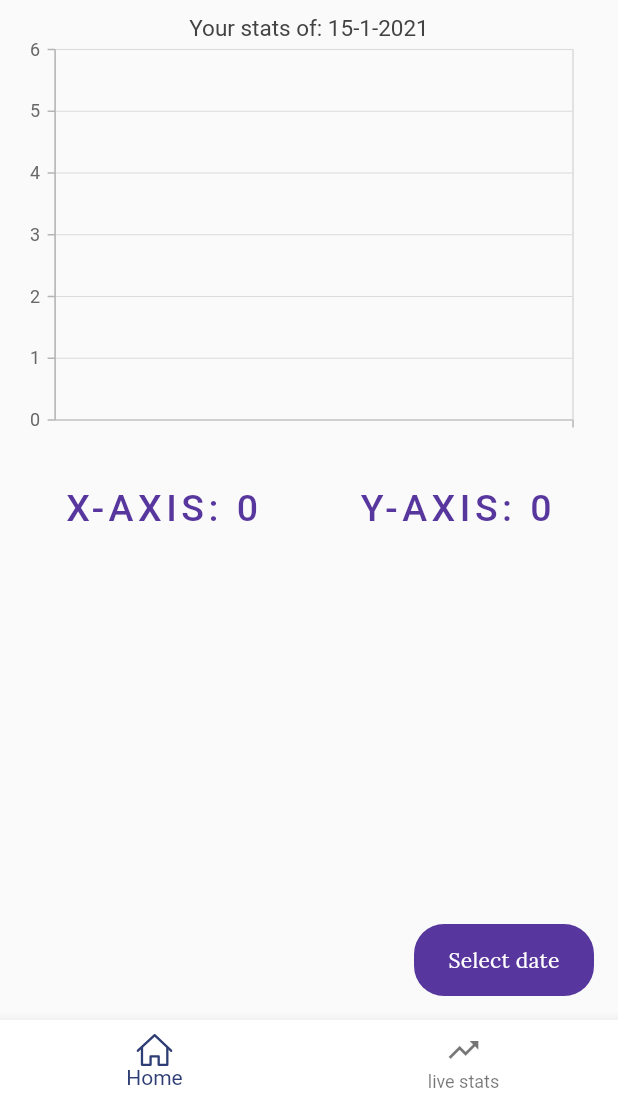
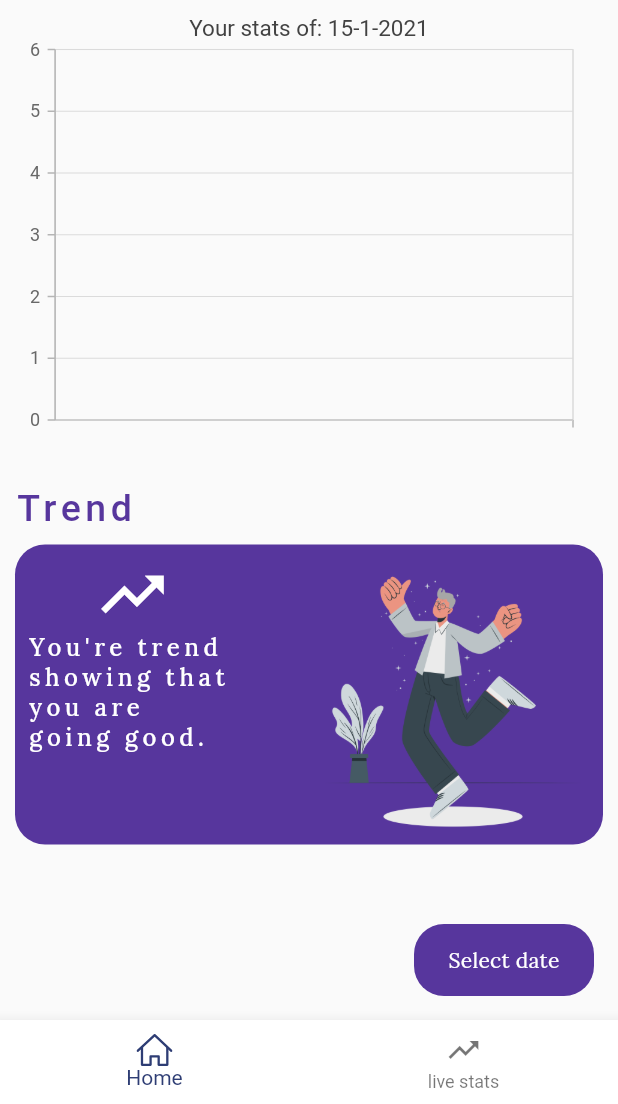
Before and after one commit to osamaasifoak/Stabilizing-Spoon, a Flutter app: the BottomBarScreen screen opened by its route, on a phone screen of 412 x 824 dp, the part 132-1236 px from its top. Run offline on Flutter 3.47's test engine with Material 2 defaults, Android fonts, the phone set to English and light mode, and no system bars; our stand-ins replace file_picker, firebase_auth, firebase_core, firebase_database, firebase_storage, flutter_svg and 3 more; missing offline and left inert: owesome_validator; accounts and stored records are empty; network calls fail.

Commit message:
trend card added

```diff
--- a/lib/constants/assets/assets_constants.dart
+++ b/lib/constants/assets/assets_constants.dart
@@ -17,4 +17,5 @@ class AssetConstant {
   static const String moneyService = 'assets/money-service.svg';
   static const String bookingDate = 'assets/booking-date.svg';
   static const String bookingTime = 'assets/booking-time.svg';
+  static const String happyPana = 'assets/happy-pana.png';
 }
--- a/lib/views/bottom_screen.dart
+++ b/lib/views/bottom_screen.dart
@@ -29,7 +29,7 @@ class _BottomBarScreenState extends State<BottomBarScreen> {
       //Todo: check stack count
       if (_selectedIndex != 0) {
         setState(() {
-          changeTab(0, context);
+          // changeTab(0, context);
         });
         return false;
       } else {
--- a/lib/views/home.dart
+++ b/lib/views/home.dart
@@ -5,6 +5,7 @@ import 'package:firebase_database/firebase_database.dart';
 import 'package:flutter/material.dart';
 import 'package:react/components/button_component.dart';
 import 'package:react/components/text_component.dart';
+import 'package:react/constants/assets/assets_constants.dart';
 import 'package:react/constants/colors/colors_constants.dart';
 import 'package:react/constants/routes/routes_constants.dart';
 import 'package:react/constants/strings/string_constants.dart';
@@ -36,9 +37,22 @@ class _HomeScreenState extends State<HomeScreen> {
     showDatePicker(
       context: context,
       firstDate: DateTime(DateTime.now().year - 1, 5),
-      lastDate: DateTime(DateTime.now().year + 1, 9),
+      lastDate: DateTime.now(),
       initialDate: selectedDate,
       locale: Locale("en"),
+      builder: (BuildContext context, Widget child) {
+        return Theme(
+          data: ThemeData.light().copyWith(
+            primaryColor: ColorConstant.purple,
+            accentColor: ColorConstant.purple,
+            colorScheme: ColorScheme.light(
+              primary: ColorConstant.purple,
+            ),
+            buttonTheme: ButtonThemeData(textTheme: ButtonTextTheme.primary),
+          ),
+          child: child,
+        );
+      },
     ).then((date) {
       if (date != null) {
         // String test;
@@ -164,110 +178,58 @@ class _HomeScreenState extends State<HomeScreen> {
               SizedBox(
                 height: 24,
               ),
-              StreamBuilder(
-                stream: databaseReference.child("spoon_value").onValue,
-                builder: (context, AsyncSnapshot snapshot) {
-                  SpoonValues _spoonValue = new SpoonValues(x: "0", y: "0");
-                  if (snapshot.hasData &&
-                      !snapshot.hasError &&
-                      snapshot.data.snapshot.value != null) {
-                    DataSnapshot _spoonSnapshot = snapshot.data.snapshot;
-                    _spoonValue =
-                        new SpoonValues.fromJson(_spoonSnapshot.value);
-                    stringJson = "{\"month\":" +
-                        selectedDate.month.toString() +
-                        ",\"year\":\"" +
-                        selectedDate.year.toString() +
-                        "\",\"date\":\"" +
-                        selectedDate.day.toString() +
-                        "\",\"x\":\"" +
-                        _spoonValue.x.toString() +
-                        "\",\"y\":\"" +
-                        _spoonValue.y.toString() +
-                        "\",\"date_time\":\"" +
-                        selectedDate.toString() +
-                        "\"}";
-                    // databaseReference
-                    //     .child(_user.uid.toString())
-                    //     .child(selectedDate.year.toString())
-                    //     .child(selectedDate.month.toString())
-                    //     .push()
-                    //     .set({"user_data": stringJson});
-                  }
-                  return Column(
-                    children: [
-                      _spoonValue != null
-                          ? Row(
-                              mainAxisAlignment: MainAxisAlignment.spaceAround,
-                              children: [
-                                TextComponent(
-                                  text: "X-AXIS: " + _spoonValue.x.toString(),
+              Align(
+                alignment: Alignment.centerLeft,
+                child: TextComponent(
+                  text: "Trend",
                   textAlign: TextAlign.left,
-                                  textStyle:
-                                      FontStyles.patuaOneCustomFonSizeAndWeight(
+                  textStyle: FontStyles.patuaOneCustomFonSizeAndWeight(
                       fontSize: 25,
                       color: ColorConstant.purple,
                       letterSpacing: 3),
                 ),
+              ),
+              SizedBox(
+                height: 10,
+              ),
+              Container(
+                width: SizeConfig.screenWidth,
+                decoration: new BoxDecoration(
+                    color: ColorConstant.purple,
+                    borderRadius: BorderRadius.circular(20)),
+                child: Row(
+                  crossAxisAlignment: CrossAxisAlignment.start,
+                  mainAxisAlignment: MainAxisAlignment.spaceBetween,
+                  children: [
+                    Padding(
+                      padding: const EdgeInsets.all(8.0),
+                      child: Column(
+                        mainAxisAlignment: MainAxisAlignment.center,
+                        children: [
+                          Icon(
+                            Icons.trending_up,
+                            color: ColorConstant.white,
+                            size: 50,
+                          ),
                           TextComponent(
-                                  text: "Y-AXIS: " + _spoonValue.y.toString(),
+                            text:
+                                "You're trend \nshowing that \nyou are \ngoing good.",
                             textAlign: TextAlign.left,
-                                  textStyle:
-                                      FontStyles.patuaOneCustomFonSizeAndWeight(
-                                          fontSize: 25,
-                                          color: ColorConstant.purple,
+                            textStyle: FontStyles.loraCustomFonSizeAndWeight(
+                                fontSize: 16,
+                                color: ColorConstant.white,
                                 letterSpacing: 3),
                           ),
                         ],
-                            )
-                          : SizedBox(),
-                      Container(
-                        child: SfCircularChart(
-                          // Enables the tooltip for all the series in chart
-                          tooltipBehavior: TooltipBehavior(enable: true),
-                          series: [
-                            // Initialize line series
-                            PieSeries<_SalesData, String>(
-                                // Enables the tooltip for individual series
-                                enableTooltip: true,
-                                dataSource: [
-                                  // Bind data source
-                                  _SalesData('x', double.parse(_spoonValue.x),
-                                      color: ColorConstant.purple),
-                                  _SalesData('y', double.parse(_spoonValue.y),
-                                      color: ColorConstant.warmGrey),
-                                ],
-                                pointColorMapper: (_SalesData sales, _) =>
-                                    sales.color,
-                                xValueMapper: (_SalesData sales, _) =>
-                                    sales.year,
-                                yValueMapper: (_SalesData sales, _) =>
-                                    sales.sales),
+                      ),
+                    ),
+                    Image.asset(
+                      AssetConstant.happyPana,
+                      height: 200,
+                    ),
                   ],
                 ),
-                      ),
-                    ],
-                  );
-                },
-              ),
-
-              // Padding(
-              //   padding: const EdgeInsets.all(8.0),
-              //   //Initialize the spark charts widget
-              //   child: SfSparkLineChart.custom(
-              //     //Enable the trackball
-              //     trackball: SparkChartTrackball(
-              //         activationMode: SparkChartActivationMode.tap),
-              //     //Enable marker
-              //     marker:
-              //         SparkChartMarker(displayMode: SparkChartMarkerDisplayMode.all),
-              //     //Enable data label
-              //     labelDisplayMode: SparkChartLabelDisplayMode.all,
-              //     xValueMapper: (int index) => data[index].year,
-              //     yValueMapper: (int index) => data[index].sales,
-              //     dataCount: 5,
-              //   ),
-              // )
+              )
             ]),
           ),
         ),
--- a/lib/views/live_stats_screen.dart
+++ b/lib/views/live_stats_screen.dart
@@ -95,7 +95,7 @@ class _LiveStatsScreenState extends State<LiveStatsScreen> {
                 ? StreamBuilder(
                     stream: databaseReference.child("spoon_value").onValue,
                     builder: (context, AsyncSnapshot snapshot) {
-                      SpoonValues _spoonValue;
+                      SpoonValues _spoonValue = new SpoonValues(x: "0", y: "0");
                       if (snapshot.hasData &&
                           !snapshot.hasError &&
                           snapshot.data.snapshot.value != null) {
```
Also changed, not shown: assets/happy-pana.png (added). Lines whose indentation alone changed are shown as unchanged.
